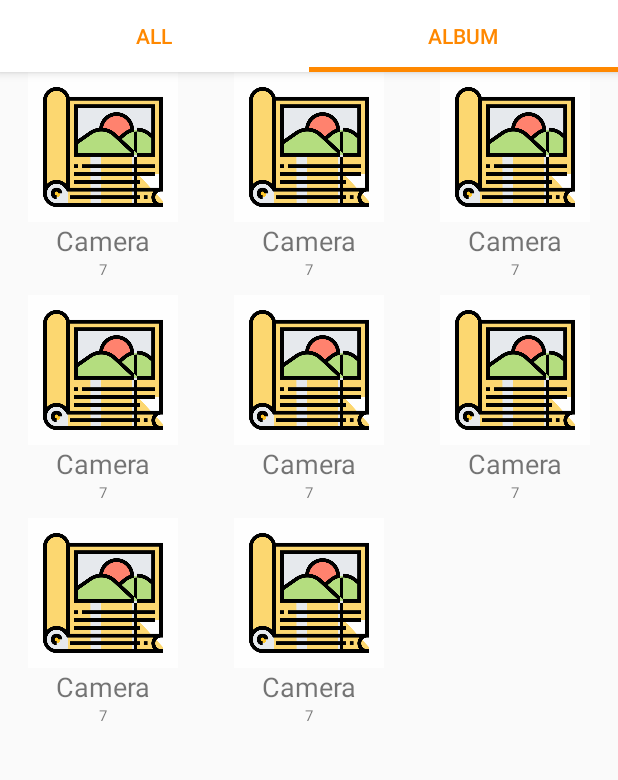
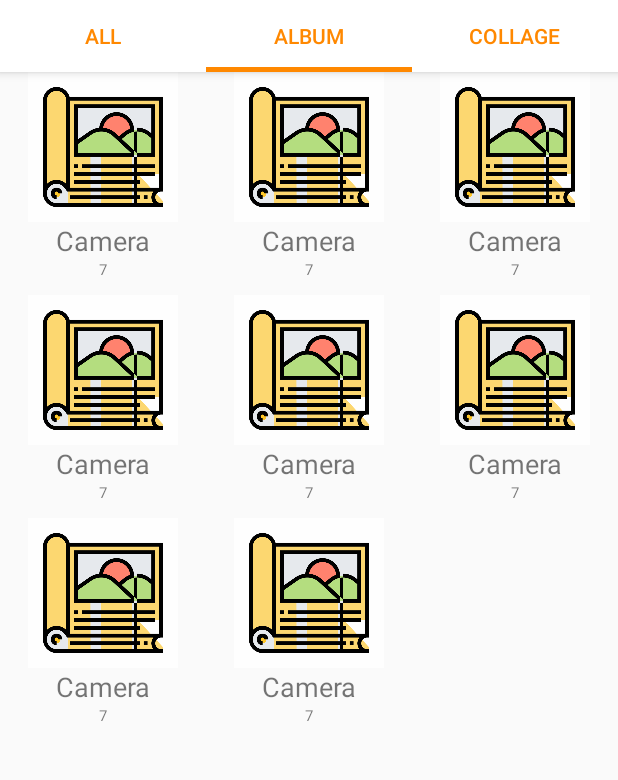
Before and after one commit to Android-Nhom15/GalleryAppOrigin, an Android app: the screen it shows after launch (MainActivity), tab 2 chosen, on a phone screen of 412 x 824 dp, the part 72-852 px from its top. Run offline under Robolectric (Android 15) with nearby library versions, the phone set to English and light mode, and no system bars; 2 statements that could not run were skipped.

Commit message:
add collage tab

```diff
--- a/app/src/main/AndroidManifest.xml
+++ b/app/src/main/AndroidManifest.xml
@@ -2,6 +2,7 @@
 <manifest xmlns:android="http://schemas.android.com/apk/res/android"
     package="com.client.galleryapp">
     <uses-permission android:name="android.permission.READ_EXTERNAL_STORAGE" />
+    <uses-permission android:name="android.permission.WRITE_EXTERNAL_STORAGE" />
     <application
         android:allowBackup="true"
         android:icon="@mipmap/ic_launcher"
--- a/app/src/main/java/com/client/galleryapp/MainActivity.java
+++ b/app/src/main/java/com/client/galleryapp/MainActivity.java
@@ -1,5 +1,7 @@
 package com.client.galleryapp;
 
+import android.content.Context;
+import android.os.Environment;
 import android.support.design.widget.TabLayout;
 import android.support.v7.app.AppCompatActivity;
 
@@ -8,6 +10,7 @@ import android.support.v4.app.FragmentManager;
 import android.support.v4.app.FragmentPagerAdapter;
 import android.support.v4.view.ViewPager;
 import android.os.Bundle;
+import android.util.Log;
 import android.view.LayoutInflater;
 import android.view.Menu;
 import android.view.MenuItem;
@@ -15,6 +18,9 @@ import android.view.View;
 import android.view.ViewGroup;
 
 import android.widget.TextView;
+import android.widget.Toast;
+
+import java.io.File;
 
 public class MainActivity extends AppCompatActivity {
     private SectionsPagerAdapter mSectionsPagerAdapter;
@@ -34,7 +40,6 @@ public class MainActivity extends AppCompatActivity {
 
         mViewPager.addOnPageChangeListener(new TabLayout.TabLayoutOnPageChangeListener(tabLayout));
         tabLayout.addOnTabSelectedListener(new TabLayout.ViewPagerOnTabSelectedListener(mViewPager));
-
     }
 
 
@@ -66,15 +71,19 @@ public class MainActivity extends AppCompatActivity {
            if (position == 0) {
                TabAllPhoto tab1 = new TabAllPhoto();
                return tab1;
-           }else {
+           }
+           if (position == 1){
                TabAlbum tab2 = new TabAlbum();
                return tab2;
+           } else {
+               TabCollage tab3 = new TabCollage();
+               return tab3;
            }
         }
 
         @Override
         public int getCount() {
-            return 2;
+            return 3;
         }
     }
 }
--- /dev/null
+++ b/app/src/main/java/com/client/galleryapp/TabCollage.java
@@ -0,0 +1,53 @@
+package com.client.galleryapp;
+
+import android.content.Intent;
+import android.graphics.Bitmap;
+import android.os.Bundle;
+import android.support.v4.app.Fragment;
+import android.util.Log;
+import android.view.LayoutInflater;
+import android.view.View;
+import android.view.ViewGroup;
+import android.widget.AdapterView;
+import android.widget.BaseAdapter;
+import android.widget.GridView;
+
+import java.io.File;
+import java.util.ArrayList;
+
+public class TabCollage extends Fragment {
+    GridView gridView;
+    ArrayList<File> listFileImage = new ArrayList<>();
+    public View onCreateView(LayoutInflater inflater, ViewGroup container,
+                             Bundle savedInstanceState) {
+        View rootView = inflater.inflate(R.layout.collage_tab, container, false);
+        gridView = (GridView) rootView.findViewById(R.id.gridview_album_collage);
+        GetResource getResource = new GetResource(getActivity());
+        ArrayList<Album> albums = getResource.getAllShownImagesPath();
+        for(Album element :albums){
+            if(element.getName().equals("Download")) {
+                for (File file : element.getImages()) {
+                    listFileImage.add(file);
+                }
+            }
+        }
+        ImagesAdapter imagesAdapter = new ImagesAdapter(getActivity(), R.layout.gridview_item_of_showall, listFileImage);
+        gridView.setAdapter(imagesAdapter);
+        return rootView;
+    }
+    public void onResume() {
+        super.onResume();
+        gridView.setOnItemClickListener(itemClickListener);
+    }
+
+    private AdapterView.OnItemClickListener itemClickListener = new AdapterView.OnItemClickListener() {
+        @Override
+        public void onItemClick(AdapterView<?> parent, View view, int position, long id) {
+            Intent intent = new Intent(getActivity().getBaseContext(), FullScreenPhoto.class);
+            intent.putExtra("SENDER_KEY", "MyFragment");
+            intent.putExtra("img", position);
+            intent.putExtra("list", listFileImage);
+            startActivity(intent);
+        }
+    };
+}
--- a/app/src/main/res/layout/activity_main.xml
+++ b/app/src/main/res/layout/activity_main.xml
@@ -51,6 +51,11 @@
                 android:layout_width="wrap_content"
                 android:layout_height="wrap_content"
                 android:text="@string/tab_text_2" />
+            <android.support.design.widget.TabItem
+                android:id="@+id/CollageTab"
+                android:layout_width="wrap_content"
+                android:layout_height="wrap_content"
+                android:text="Collage" />
 
         </android.support.design.widget.TabLayout>
     </android.support.design.widget.AppBarLayout>
--- a/app/src/main/res/values/strings.xml
+++ b/app/src/main/res/values/strings.xml
@@ -4,4 +4,5 @@
     <string name="section_format">Hello World from section: %1$d</string>
     <string name="tab_text_1">ALL</string>
     <string name="tab_text_2">Album</string>
+    <string name="tab_text_3">Collage</string>
 </resources>
```
Also changed, not shown: app/src/main/res/layout/collage_tab.xml (added, +12 -0 lines).
